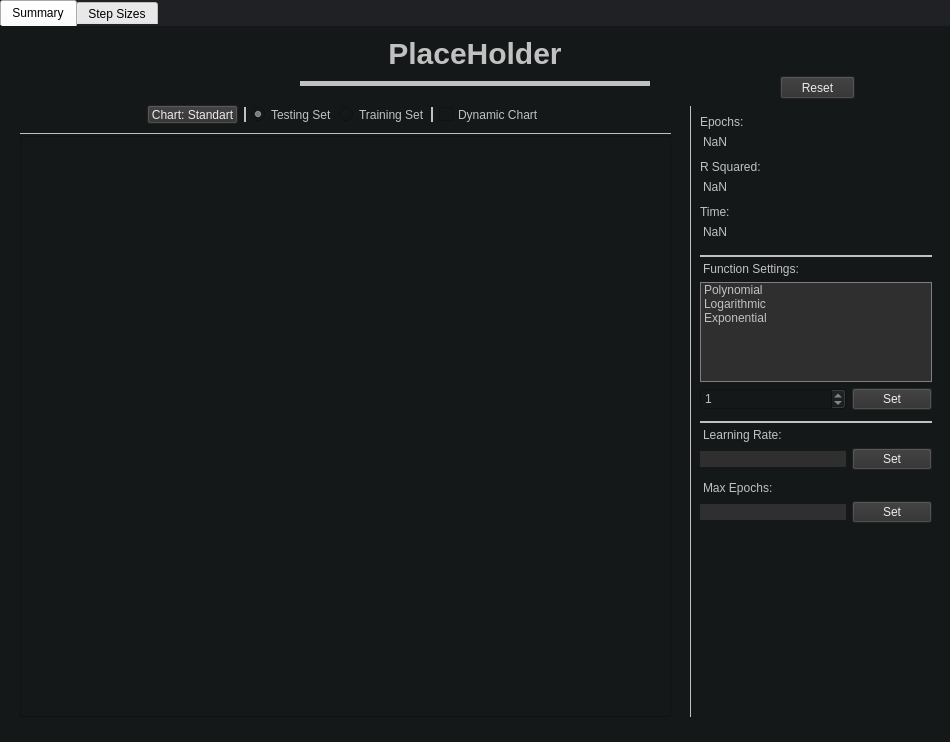
The window that app/ui/contend_frame.ui (S-t-0-r-m/MachineLearning) describes before a commit, drawn with Qt 5.
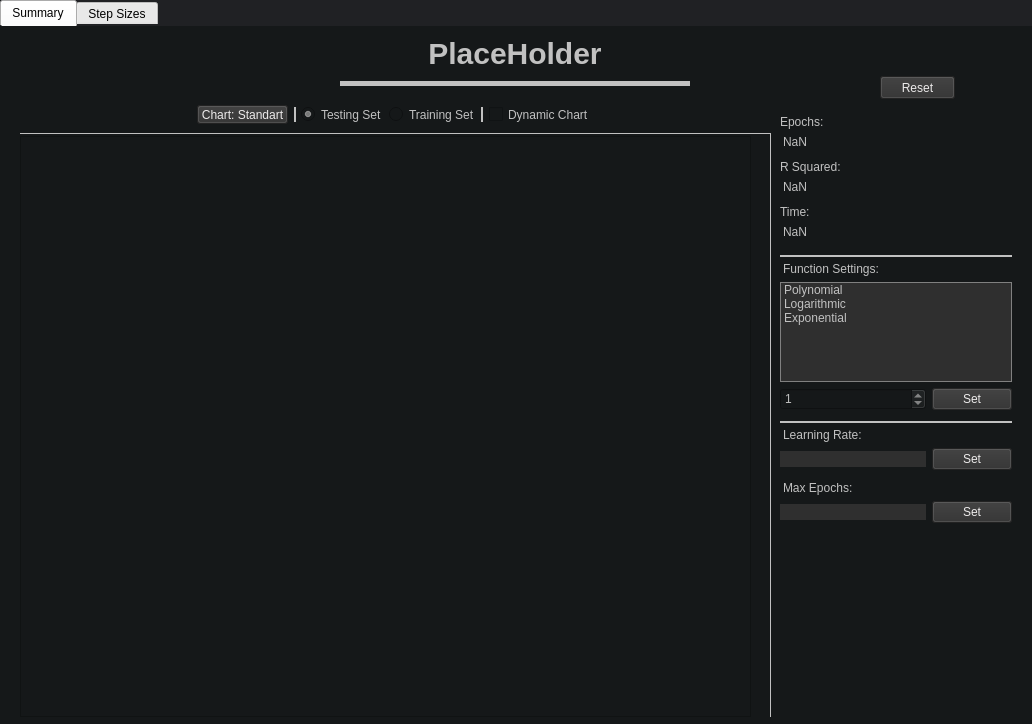
The same window after the commit.

```diff
--- a/app/ui/contend_frame.ui
+++ b/app/ui/contend_frame.ui
@@ -6,8 +6,8 @@
    <rect>
     <x>0</x>
     <y>0</y>
-    <width>950</width>
-    <height>742</height>
+    <width>1032</width>
+    <height>724</height>
    </rect>
   </property>
   <property name="windowTitle">
@@ -32,7 +32,7 @@
    <widget class="QLabel" name="HeadingL">
     <property name="geometry">
      <rect>
-      <x>300</x>
+      <x>340</x>
       <y>0</y>
       <width>350</width>
       <height>60</height>
@@ -54,7 +54,7 @@
     </property>
     <property name="geometry">
      <rect>
-      <x>690</x>
+      <x>770</x>
       <y>80</y>
       <width>251</width>
       <height>611</height>
@@ -70,7 +70,79 @@
      <enum>QFrame::Raised</enum>
     </property>
     <layout class="QGridLayout" name="gridLayout">
+     <item row="4" column="0">
+      <widget class="QLabel" name="EpochLNum">
+       <property name="styleSheet">
+        <string notr="true">QLabel{ color:#C1C1C1; margin-bottom: 5px;border: None;}</string>
+       </property>
+       <property name="text">
+        <string>NaN</string>
+       </property>
+      </widget>
+     </item>
+     <item row="11" column="0">
+      <widget class="QSpinBox" name="PotenzSpinBox">
+       <property name="enabled">
+        <bool>false</bool>
+       </property>
+       <property name="styleSheet">
+        <string notr="true"/>
+       </property>
+       <property name="wrapping">
+        <bool>true</bool>
+       </property>
+       <property name="minimum">
+        <number>1</number>
+       </property>
+       <property name="maximum">
+        <number>20</number>
+       </property>
+      </widget>
+     </item>
      <item row="9" column="0" colspan="2">
+      <widget class="QLabel" name="label">
+       <property name="styleSheet">
+        <string notr="true">QLabel{ color:#C1C1C1;border: None;	border:  solid #C1C1C1; border-width: 2px 0px 0px 0px;padding-top:5px;}</string>
+       </property>
+       <property name="text">
+        <string>Function Settings:</string>
+       </property>
+      </widget>
+     </item>
+     <item row="5" column="0" colspan="2">
+      <widget class="QLabel" name="RSquaredL">
+       <property name="styleSheet">
+        <string notr="true">QLabel{ color:#C1C1C1;border: None;}</string>
+       </property>
+       <property name="text">
+        <string>R Squared:</string>
+       </property>
+      </widget>
+     </item>
+     <item row="16" column="0">
+      <spacer name="verticalSpacer">
+       <property name="orientation">
+        <enum>Qt::Vertical</enum>
+       </property>
+       <property name="sizeHint" stdset="0">
+        <size>
+         <width>20</width>
+         <height>40</height>
+        </size>
+       </property>
+      </spacer>
+     </item>
+     <item row="14" column="0">
+      <widget class="QLabel" name="MaxEpochLabel">
+       <property name="styleSheet">
+        <string notr="true">QLabel{ color:#C1C1C1;margin-top: 5px;border: None;}</string>
+       </property>
+       <property name="text">
+        <string>Max Epochs:</string>
+       </property>
+      </widget>
+     </item>
+     <item row="10" column="0" colspan="2">
       <widget class="QListWidget" name="listWidget">
        <property name="enabled">
         <bool>true</bool>
@@ -110,17 +182,7 @@
        </item>
       </widget>
      </item>
-     <item row="12" column="0">
-      <widget class="QLineEdit" name="LearnLLineEdit">
-       <property name="enabled">
-        <bool>true</bool>
-       </property>
-       <property name="styleSheet">
-        <string notr="true">QLineEdit {background-color: #2F2F2F; color: #edebeb; border: solid red; width: 9px 1px 1px 1px}</string>
-       </property>
-      </widget>
-     </item>
-     <item row="12" column="1">
+     <item row="13" column="1">
       <widget class="QPushButton" name="LearnLSBtn">
        <property name="styleSheet">
         <string notr="true">QPushButton {background-color: #2F2F2F; color: #edebeb; text-align: center; }</string>
@@ -130,63 +192,17 @@
        </property>
       </widget>
      </item>
-     <item row="3" column="0">
-      <widget class="QLabel" name="EpochLNum">
-       <property name="styleSheet">
-        <string notr="true">QLabel{ color:#C1C1C1; margin-bottom: 5px;border: None;}</string>
-       </property>
-       <property name="text">
-        <string>NaN</string>
-       </property>
-      </widget>
-     </item>
-     <item row="15" column="0">
-      <spacer name="verticalSpacer">
-       <property name="orientation">
-        <enum>Qt::Vertical</enum>
-       </property>
-       <property name="sizeHint" stdset="0">
-        <size>
-         <width>20</width>
-         <height>40</height>
-        </size>
-       </property>
-      </spacer>
-     </item>
-     <item row="10" column="1">
-      <widget class="QPushButton" name="PotenzSubBtn">
-       <property name="enabled">
-        <bool>false</bool>
-       </property>
-       <property name="styleSheet">
-        <string notr="true">QPushButton {background-color: #2F2F2F; color: #edebeb; text-align: center; }</string>
-       </property>
-       <property name="text">
-        <string>Set</string>
-       </property>
-      </widget>
-     </item>
      <item row="13" column="0">
-      <widget class="QLabel" name="MaxEpochLabel">
-       <property name="styleSheet">
-        <string notr="true">QLabel{ color:#C1C1C1;margin-top: 5px;border: None;}</string>
+      <widget class="QLineEdit" name="LearnLLineEdit">
+       <property name="enabled">
+        <bool>true</bool>
        </property>
-       <property name="text">
-        <string>Max Epochs:</string>
-       </property>
-      </widget>
-     </item>
-     <item row="14" column="1">
-      <widget class="QPushButton" name="MaxEpochBtn">
        <property name="styleSheet">
-        <string notr="true">QPushButton {background-color: #2F2F2F; color: #edebeb; text-align: center; }</string>
+        <string notr="true">QLineEdit {background-color: #2F2F2F; color: #edebeb; border: solid red; width: 9px 1px 1px 1px}</string>
        </property>
-       <property name="text">
-        <string>Set</string>
-       </property>
       </widget>
      </item>
-     <item row="5" column="0">
+     <item row="6" column="0">
       <widget class="QLabel" name="RSquaredLNum">
        <property name="styleSheet">
         <string notr="true">QLabel{ color:#C1C1C1; margin-bottom: 5px;border: None;}</string>
@@ -196,17 +212,50 @@
        </property>
       </widget>
      </item>
-     <item row="4" column="0" colspan="2">
-      <widget class="QLabel" name="RSquaredL">
+     <item row="11" column="1">
+      <widget class="QPushButton" name="PotenzSubBtn">
+       <property name="enabled">
+        <bool>false</bool>
+       </property>
        <property name="styleSheet">
-        <string notr="true">QLabel{ color:#C1C1C1;border: None;}</string>
+        <string notr="true">QPushButton {background-color: #2F2F2F; color: #edebeb; text-align: center; }</string>
        </property>
        <property name="text">
-        <string>R Squared:</string>
+        <string>Set</string>
        </property>
       </widget>
      </item>
-     <item row="14" column="0">
+     <item row="15" column="1">
+      <widget class="QPushButton" name="MaxEpochBtn">
+       <property name="styleSheet">
+        <string notr="true">QPushButton {background-color: #2F2F2F; color: #edebeb; text-align: center; }</string>
+       </property>
+       <property name="text">
+        <string>Set</string>
+       </property>
+      </widget>
+     </item>
+     <item row="12" column="0" colspan="2">
+      <widget class="QLabel" name="LearnL">
+       <property name="styleSheet">
+        <string notr="true">QLabel{ color:#C1C1C1;margin-top: 5px;border: None; border:  solid #C1C1C1; border-width: 2px 0px 0px 0px; padding-top:5px;}</string>
+       </property>
+       <property name="text">
+        <string>Learning Rate:</string>
+       </property>
+      </widget>
+     </item>
+     <item row="8" column="0">
+      <widget class="QLabel" name="TimeLNum">
+       <property name="styleSheet">
+        <string notr="true">QLabel{ color:#C1C1C1; margin-bottom: 10px;border: None;}</string>
+       </property>
+       <property name="text">
+        <string>NaN</string>
+       </property>
+      </widget>
+     </item>
+     <item row="15" column="0">
       <widget class="QLineEdit" name="MaxEpochLEdit">
        <property name="enabled">
         <bool>true</bool>
@@ -220,35 +269,16 @@
       </widget>
      </item>
      <item row="7" column="0">
-      <widget class="QLabel" name="TimeLNum">
+      <widget class="QLabel" name="TimeL">
        <property name="styleSheet">
-        <string notr="true">QLabel{ color:#C1C1C1; margin-bottom: 10px;border: None;}</string>
+        <string notr="true">QLabel{ color:#C1C1C1;border: None;}</string>
        </property>
        <property name="text">
-        <string>NaN</string>
+        <string>Time:</string>
        </property>
       </widget>
      </item>
-     <item row="10" column="0">
-      <widget class="QSpinBox" name="PotenzSpinBox">
-       <property name="enabled">
-        <bool>false</bool>
-       </property>
-       <property name="styleSheet">
-        <string notr="true"/>
-       </property>
-       <property name="wrapping">
-        <bool>true</bool>
-       </property>
-       <property name="minimum">
-        <number>1</number>
-       </property>
-       <property name="maximum">
-        <number>20</number>
-       </property>
-      </widget>
-     </item>
-     <item row="2" column="0">
+     <item row="3" column="0">
       <widget class="QLabel" name="EpochL">
        <property name="styleSheet">
         <string notr="true">QLabel{ color:#C1C1C1; border: None;}</string>
@@ -258,36 +288,6 @@
        </property>
       </widget>
      </item>
-     <item row="6" column="0">
-      <widget class="QLabel" name="TimeL">
-       <property name="styleSheet">
-        <string notr="true">QLabel{ color:#C1C1C1;border: None;}</string>
-       </property>
-       <property name="text">
-        <string>Time:</string>
-       </property>
-      </widget>
-     </item>
-     <item row="8" column="0" colspan="2">
-      <widget class="QLabel" name="label">
-       <property name="styleSheet">
-        <string notr="true">QLabel{ color:#C1C1C1;border: None;	border:  solid #C1C1C1; border-width: 2px 0px 0px 0px;padding-top:5px;}</string>
-       </property>
-       <property name="text">
-        <string>Function Settings:</string>
-       </property>
-      </widget>
-     </item>
-     <item row="11" column="0" colspan="2">
-      <widget class="QLabel" name="LearnL">
-       <property name="styleSheet">
-        <string notr="true">QLabel{ color:#C1C1C1;margin-top: 5px;border: None; border:  solid #C1C1C1; border-width: 2px 0px 0px 0px; padding-top:5px;}</string>
-       </property>
-       <property name="text">
-        <string>Learning Rate:</string>
-       </property>
-      </widget>
-     </item>
     </layout>
    </widget>
    <widget class="QFrame" name="chartSettingFrame">
@@ -295,7 +295,7 @@
      <rect>
       <x>20</x>
       <y>70</y>
-      <width>651</width>
+      <width>751</width>
       <height>38</height>
      </rect>
     </property>
@@ -385,7 +385,7 @@
      <rect>
       <x>20</x>
       <y>110</y>
-      <width>651</width>
+      <width>731</width>
       <height>581</height>
      </rect>
     </property>
@@ -399,7 +399,7 @@
    <widget class="QPushButton" name="pushButton_2">
     <property name="geometry">
      <rect>
-      <x>780</x>
+      <x>880</x>
       <y>50</y>
       <width>75</width>
       <height>23</height>
```
Left out of the diff: 6 changed lines with no effect on the pictures.
